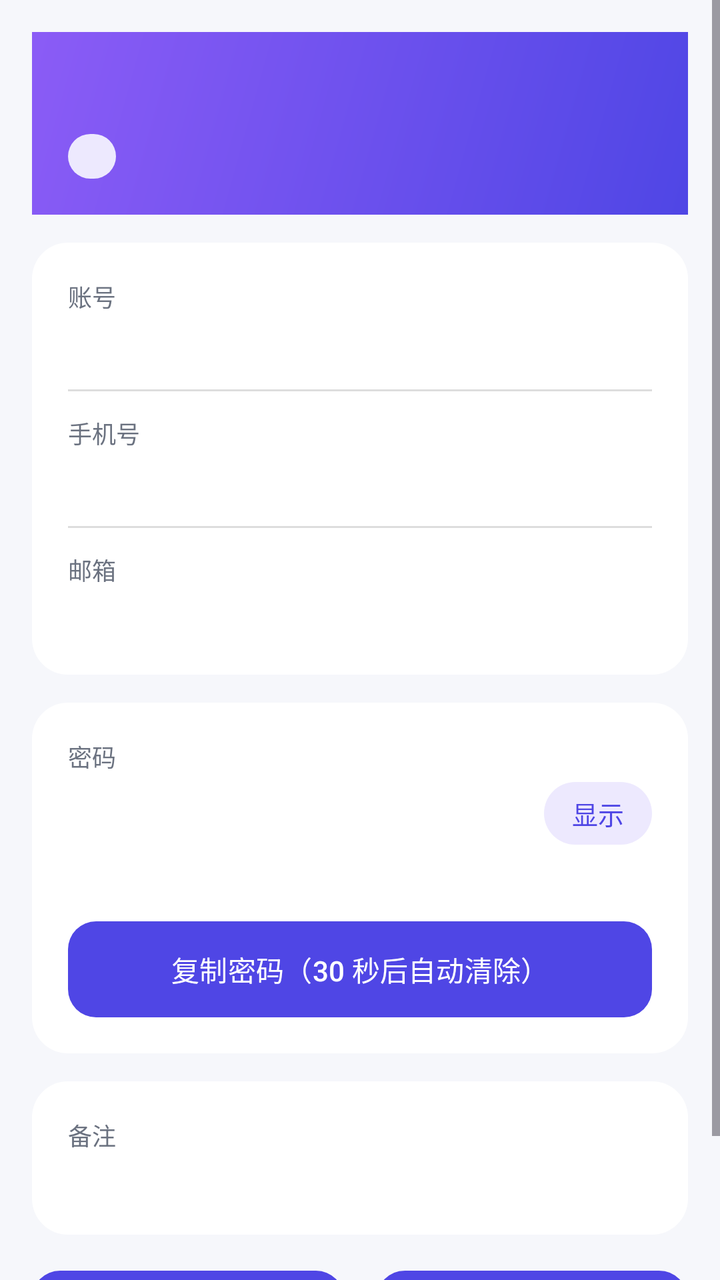
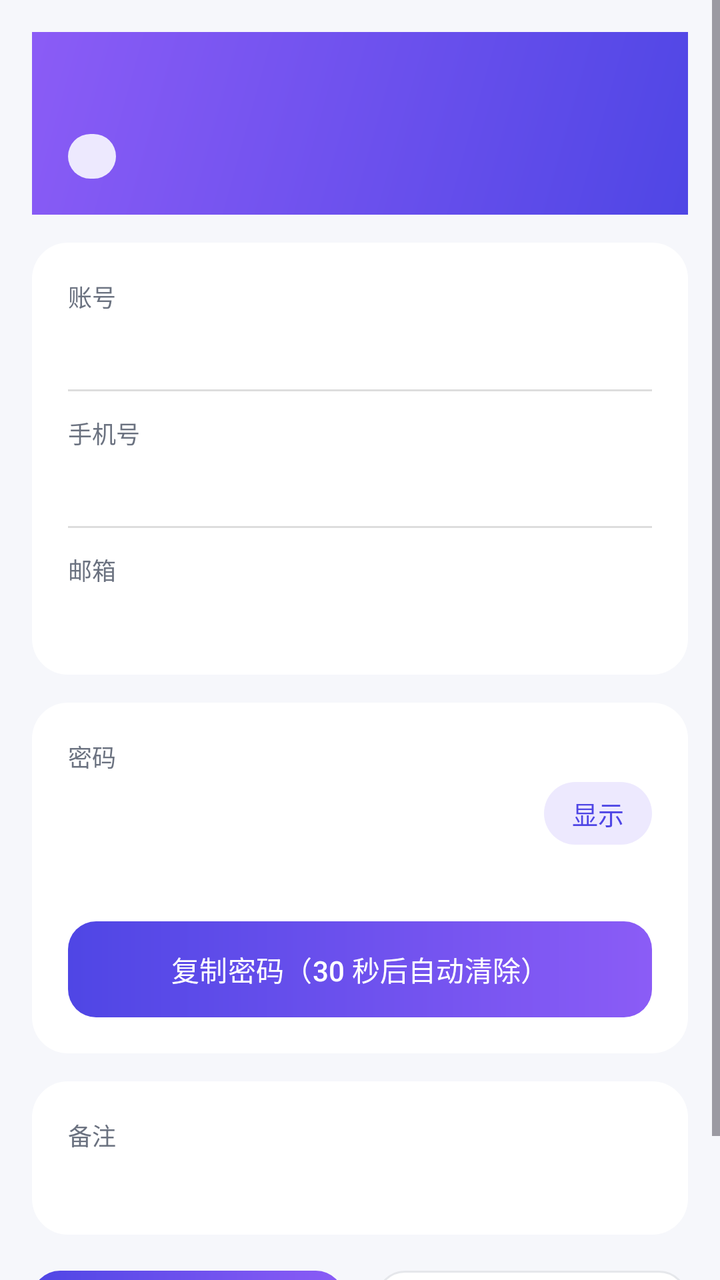

The first picture is an Android layout as it rendered before a commit; the second is the same layout after the commit. The layout source and the unified diff follow.
<!-- AndroidManifest.xml: application theme Theme.MimaVault -->
<!-- res/layout/activity_detail.xml -->
<?xml version="1.0" encoding="utf-8"?>
<ScrollView xmlns:android="http://schemas.android.com/apk/res/android"
    android:layout_width="match_parent"
    android:layout_height="match_parent"
    android:background="@color/bg_page"
    android:fillViewport="true">

    <LinearLayout
        android:layout_width="match_parent"
        android:layout_height="wrap_content"
        android:orientation="vertical"
        android:padding="16dp">

        
        <LinearLayout
            android:layout_width="match_parent"
            android:layout_height="wrap_content"
            android:background="@drawable/bg_gradient"
            android:orientation="vertical"
            android:padding="18dp">

            <TextView
                android:id="@+id/tvPlatform"
                android:layout_width="match_parent"
                android:layout_height="wrap_content"
                android:fontFamily="sans-serif-medium"
                android:textColor="@color/white"
                android:textSize="20sp" />

            <TextView
                android:id="@+id/tvCategory"
                android:layout_width="wrap_content"
                android:layout_height="wrap_content"
                android:layout_marginTop="6dp"
                android:background="@drawable/bg_chip"
                android:paddingHorizontal="12dp"
                android:paddingVertical="3dp"
                android:textColor="@color/white"
                android:textSize="12sp" />
        </LinearLayout>

        
        <LinearLayout
            android:layout_width="match_parent"
            android:layout_height="wrap_content"
            android:layout_marginTop="14dp"
            android:background="@drawable/bg_card"
            android:orientation="vertical"
            android:padding="18dp">

            <TextView
                android:layout_width="wrap_content"
                android:layout_height="wrap_content"
                android:text="@string/label_account"
                android:textColor="@color/text_secondary"
                android:textSize="12sp" />

            <TextView
                android:id="@+id/tvAccount"
                android:layout_width="match_parent"
                android:layout_height="wrap_content"
                android:layout_marginTop="4dp"
                android:textColor="@color/text_main"
                android:textIsSelectable="true"
                android:textSize="16sp" />

            <View
                android:layout_width="match_parent"
                android:layout_height="1dp"
                android:layout_marginVertical="12dp"
                android:background="#22000000" />

            <TextView
                android:layout_width="wrap_content"
                android:layout_height="wrap_content"
                android:text="@string/label_phone"
                android:textColor="@color/text_secondary"
                android:textSize="12sp" />

            <TextView
                android:id="@+id/tvPhone"
                android:layout_width="match_parent"
                android:layout_height="wrap_content"
                android:layout_marginTop="4dp"
                android:textColor="@color/text_main"
                android:textIsSelectable="true"
                android:textSize="16sp" />

            <View
                android:layout_width="match_parent"
                android:layout_height="1dp"
                android:layout_marginVertical="12dp"
                android:background="#22000000" />

            <TextView
                android:layout_width="wrap_content"
                android:layout_height="wrap_content"
                android:text="@string/label_email"
                android:textColor="@color/text_secondary"
                android:textSize="12sp" />

            <TextView
                android:id="@+id/tvEmail"
                android:layout_width="match_parent"
                android:layout_height="wrap_content"
                android:layout_marginTop="4dp"
                android:textColor="@color/text_main"
                android:textIsSelectable="true"
                android:textSize="16sp" />
        </LinearLayout>

        
        <LinearLayout
            android:layout_width="match_parent"
            android:layout_height="wrap_content"
            android:layout_marginTop="14dp"
            android:background="@drawable/bg_card"
            android:orientation="vertical"
            android:padding="18dp">

            <TextView
                android:layout_width="wrap_content"
                android:layout_height="wrap_content"
                android:text="@string/label_password"
                android:textColor="@color/text_secondary"
                android:textSize="12sp" />

            <LinearLayout
                android:layout_width="match_parent"
                android:layout_height="wrap_content"
                android:layout_marginTop="4dp"
                android:gravity="center_vertical"
                android:orientation="horizontal">

                <TextView
                    android:id="@+id/tvPassword"
                    android:layout_width="0dp"
                    android:layout_height="wrap_content"
                    android:layout_weight="1"
                    android:fontFamily="monospace"
                    android:textColor="@color/text_main"
                    android:textIsSelectable="true"
                    android:textSize="16sp" />

                <TextView
                    android:id="@+id/btnToggle"
                    android:layout_width="wrap_content"
                    android:layout_height="wrap_content"
                    android:background="@drawable/bg_chip"
                    android:paddingHorizontal="14dp"
                    android:paddingVertical="6dp"
                    android:text="@string/toggle_show"
                    android:textColor="@color/primary"
                    android:textSize="13sp" />
            </LinearLayout>

            <TextView
                android:id="@+id/tvStrength"
                android:layout_width="wrap_content"
                android:layout_height="wrap_content"
                android:layout_marginTop="8dp"
                android:textSize="12sp" />

            <Button
                android:id="@+id/btnCopy"
                android:layout_width="match_parent"
                android:layout_height="48dp"
                android:layout_marginTop="14dp"
                android:background="@drawable/bg_button_primary"
                android:text="@string/copy_password"
                android:textColor="@color/white" />
        </LinearLayout>

        
        <LinearLayout
            android:id="@+id/gestureBox"
            android:layout_width="match_parent"
            android:layout_height="wrap_content"
            android:layout_marginTop="14dp"
            android:background="@drawable/bg_card"
            android:orientation="vertical"
            android:padding="18dp"
            android:visibility="gone">

            <TextView
                android:id="@+id/tvGestureText"
                android:layout_width="wrap_content"
                android:layout_height="wrap_content"
                android:textColor="@color/text_secondary"
                android:textSize="13sp" />
        </LinearLayout>

        
        <LinearLayout
            android:id="@+id/imageBox"
            android:layout_width="match_parent"
            android:layout_height="wrap_content"
            android:layout_marginTop="14dp"
            android:background="@drawable/bg_card"
            android:orientation="vertical"
            android:padding="18dp"
            android:visibility="gone">

            <TextView
                android:layout_width="wrap_content"
                android:layout_height="wrap_content"
                android:text="@string/label_image"
                android:textColor="@color/text_secondary"
                android:textSize="13sp" />
        </LinearLayout>

        
        <LinearLayout
            android:layout_width="match_parent"
            android:layout_height="wrap_content"
            android:layout_marginTop="14dp"
            android:background="@drawable/bg_card"
            android:orientation="vertical"
            android:padding="18dp">

            <TextView
                android:layout_width="wrap_content"
                android:layout_height="wrap_content"
                android:text="@string/label_note"
                android:textColor="@color/text_secondary"
                android:textSize="12sp" />

            <TextView
                android:id="@+id/tvNote"
                android:layout_width="match_parent"
                android:layout_height="wrap_content"
                android:layout_marginTop="4dp"
                android:textColor="@color/text_main"
                android:textSize="14sp" />
        </LinearLayout>

        
        <LinearLayout
            android:layout_width="match_parent"
            android:layout_height="wrap_content"
            android:layout_marginTop="18dp"
            android:layout_marginBottom="20dp"
            android:orientation="horizontal">

            <Button
                android:id="@+id/btnEdit"
                android:layout_width="0dp"
                android:layout_height="50dp"
                android:layout_marginEnd="8dp"
                android:layout_weight="1"
                android:background="@drawable/bg_button_primary"
                android:text="@string/edit"
                android:textColor="@color/white" />

            <Button
                android:id="@+id/btnDelete"
                android:layout_width="0dp"
                android:layout_height="50dp"
                android:layout_marginStart="8dp"
                android:layout_weight="1"
                android:background="@drawable/bg_input"
                android:text="@string/delete"
                android:textColor="@color/warning" />
        </LinearLayout>
    </LinearLayout>
</ScrollView>
<!-- resources referenced by this layout -->
<resources>
  <color name="bg_page">#F6F7FB</color>
  <color name="primary">#4F46E5</color>
  <color name="text_main">#1F2937</color>
  <color name="text_secondary">#6B7280</color>
  <color name="warning">#F59E0B</color>
  <color name="white">#FFFFFF</color>
  <!-- drawable bg_button_primary (drawable) -->
  <?xml version="1.0" encoding="utf-8"?>
  <shape xmlns:android="http://schemas.android.com/apk/res/android">
      <gradient
          android:angle="0"
          android:startColor="@color/gradient_start"
          android:endColor="@color/gradient_end" />
      <corners android:radius="14dp" />
  </shape>
  <!-- drawable bg_card (drawable) -->
  <?xml version="1.0" encoding="utf-8"?>
  <shape xmlns:android="http://schemas.android.com/apk/res/android">
      <solid android:color="@color/card_bg" />
      <corners android:radius="18dp" />
  </shape>
  <!-- drawable bg_chip (drawable) -->
  <?xml version="1.0" encoding="utf-8"?>
  <shape xmlns:android="http://schemas.android.com/apk/res/android">
      <solid android:color="@color/chip_bg" />
      <corners android:radius="999dp" />
  </shape>
  <!-- drawable bg_gradient (drawable) -->
  <?xml version="1.0" encoding="utf-8"?>
  <shape xmlns:android="http://schemas.android.com/apk/res/android">
      <gradient
          android:angle="135"
          android:startColor="@color/gradient_start"
          android:endColor="@color/gradient_end"
          android:type="linear" />
  </shape>
  <!-- drawable bg_input (drawable) -->
  <?xml version="1.0" encoding="utf-8"?>
  <shape xmlns:android="http://schemas.android.com/apk/res/android">
      <solid android:color="@color/white" />
      <corners android:radius="14dp" />
      <stroke android:width="1dp" android:color="@color/divider" />
  </shape>
  <string name="copy_password">复制密码（30 秒后自动清除）</string>
  <string name="delete">删除</string>
  <string name="edit">编辑</string>
  <string name="label_account">账号</string>
  <string name="label_email">邮箱</string>
  <string name="label_image">图片附件</string>
  <string name="label_note">备注</string>
  <string name="label_password">密码</string>
  <string name="label_phone">手机号</string>
  <string name="toggle_show">显示</string>
  <style name="Theme.MimaVault" parent="Theme.Material3.Light.NoActionBar">
          <item name="colorPrimary">@color/primary</item>
          <item name="colorOnPrimary">@color/white</item>
          <item name="colorPrimaryContainer">@color/primary_light</item>
          <item name="colorSecondary">@color/accent</item>
          <item name="android:statusBarColor">@color/gradient_start</item>
          <item name="android:navigationBarColor">@color/bg_page</item>
          <item name="android:windowLightStatusBar">false</item>
      </style>
  <color name="gradient_start">#4F46E5</color>
  <color name="gradient_end">#8B5CF6</color>
  <color name="card_bg">#FFFFFF</color>
  <color name="chip_bg">#EDE9FE</color>
  <color name="divider">#E5E7EB</color>
  <color name="primary_light">#EEF2FF</color>
  <color name="accent">#8B5CF6</color>
</resources>

<!-- the commit's change to res/layout/activity_detail.xml (unified diff, before → after) -->
@@ -1,5 +1,5 @@
 <?xml version="1.0" encoding="utf-8"?>
-<ScrollView xmlns:android="http://schemas.android.com/apk/res/android"
+<ScrollView xmlns:app="http://schemas.android.com/apk/res-auto" xmlns:android="http://schemas.android.com/apk/res/android"
     android:layout_width="match_parent"
     android:layout_height="match_parent"
     android:background="@color/bg_page"
@@ -24,7 +24,7 @@
                 android:layout_width="match_parent"
                 android:layout_height="wrap_content"
                 android:fontFamily="sans-serif-medium"
-                android:textColor="@color/white"
+                android:textColor="@color/text_main"
                 android:textSize="20sp" />
 
             <TextView
@@ -35,7 +35,7 @@
                 android:background="@drawable/bg_chip"
                 android:paddingHorizontal="12dp"
                 android:paddingVertical="3dp"
-                android:textColor="@color/white"
+                android:textColor="@color/primary"
                 android:textSize="12sp" />
         </LinearLayout>
 
@@ -168,7 +168,8 @@
                 android:layout_marginTop="14dp"
                 android:background="@drawable/bg_button_primary"
                 android:text="@string/copy_password"
-                android:textColor="@color/white" />
+                android:textColor="@color/white" 
+                app:backgroundTint="@null"/>
         </LinearLayout>
 
         
@@ -250,7 +251,8 @@
                 android:layout_weight="1"
                 android:background="@drawable/bg_button_primary"
                 android:text="@string/edit"
-                android:textColor="@color/white" />
+                android:textColor="@color/white" 
+                app:backgroundTint="@null"/>
 
             <Button
                 android:id="@+id/btnDelete"
@@ -260,7 +262,8 @@
                 android:layout_weight="1"
                 android:background="@drawable/bg_input"
                 android:text="@string/delete"
-                android:textColor="@color/warning" />
+                android:textColor="@color/warning" 
+                app:backgroundTint="@null"/>
         </LinearLayout>
     </LinearLayout>
 </ScrollView>
